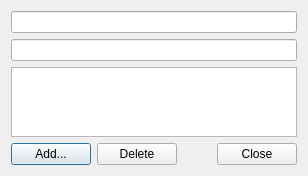
Before: the Qt Designer form src/EditTagsDialog.ui in soramimi/Guitar, drawn with Qt 5.
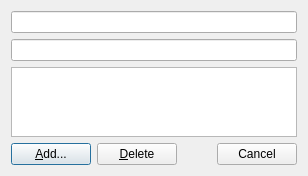
After: the same form once the commit is applied. Custom widgets are drawn as their Qt base class.

Commit message: Fix tag editing flow to use direct git calls and refresh repo after dialog accepts

Diff of the .ui file:
```diff
--- a/src/EditTagsDialog.ui
+++ b/src/EditTagsDialog.ui
@@ -7,7 +7,7 @@
     <x>0</x>
     <y>0</y>
     <width>308</width>
-    <height>141</height>
+    <height>173</height>
    </rect>
   </property>
   <property name="windowTitle">
@@ -38,14 +38,14 @@
      <item>
       <widget class="QPushButton" name="pushButton_add">
        <property name="text">
-        <string>Add...</string>
+        <string>&amp;Add...</string>
        </property>
       </widget>
      </item>
      <item>
       <widget class="QPushButton" name="pushButton_delete">
        <property name="text">
-        <string>Delete</string>
+        <string>&amp;Delete</string>
        </property>
       </widget>
      </item>
@@ -65,7 +65,7 @@
      <item>
       <widget class="QPushButton" name="pushButton_4">
        <property name="text">
-        <string>Close</string>
+        <string>Cancel</string>
        </property>
       </widget>
      </item>
```
Left out of the diff: 12 changed lines with no effect on the pictures. The commit also changes 3 other files.
